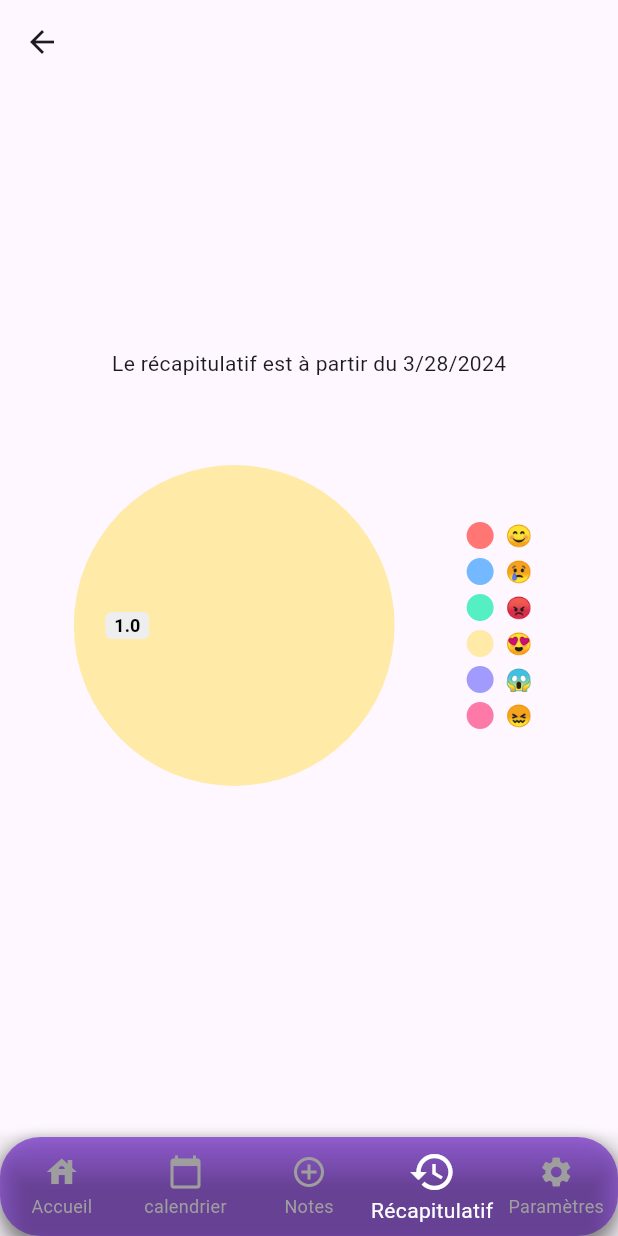
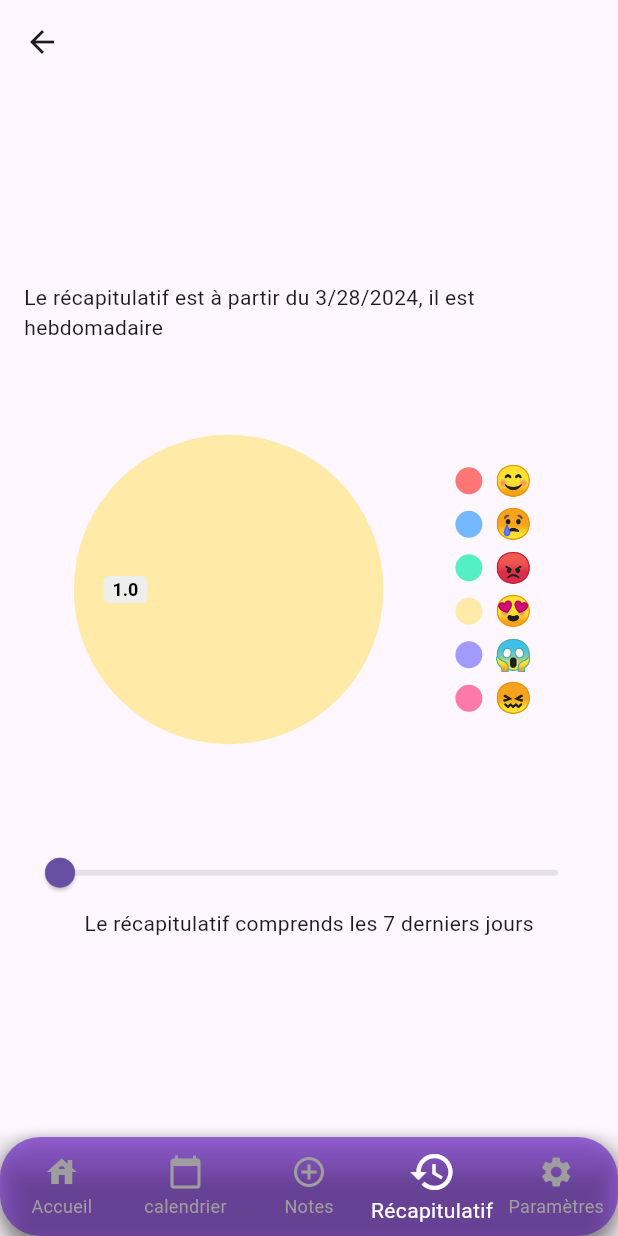
Before and after one commit to ThomasVly/Projet-F, a Flutter app: the NavBar screen opened directly, item 4 of the bottom bar chosen, on a phone screen of 412 x 824 dp. Run offline on Flutter 3.47's test engine with Material 3 defaults, Android fonts, the phone set to English and light mode, and no system bars; drawn by our look-alikes of pie_chart; our stand-ins replace shared_preferences, table_calendar; accounts and stored records are empty.

Commit message:
recap fonctionnel slider

```diff
--- a/lib/classes/recap.dart
+++ b/lib/classes/recap.dart
@@ -17,6 +17,8 @@ class _RecapState extends State<Recap> {
   late DateTime now;
   late String utilisable ;
   List<String> temp = [];
+  double jour = 7;
+  var text = "hebdomadaire";
 
   Map<String, double> dataMap = {
     '😊' : 0,
@@ -38,7 +40,7 @@ class _RecapState extends State<Recap> {
   retrieveStringValue() async {
     SharedPreferences prefs = await SharedPreferences.getInstance();
 
-    for (var i =0; i<7; i++) {
+    for (var i =0; i<jour; i++) {
       String? value = prefs.getString(DateFormat('dd/MM/yyyy').format(now.subtract(Duration(days: i))));
       if (value != null) {
         setState(() {
@@ -57,6 +59,11 @@ class _RecapState extends State<Recap> {
     return list.where((item) => item == element).length;
   }
 
+  void change_day(){
+    dataMap.clear();
+    retrieveStringValue();
+  }
+
   @override
   void dispose() {
     _controller.dispose();
@@ -71,12 +78,27 @@ class _RecapState extends State<Recap> {
         child: Column(
           mainAxisAlignment: MainAxisAlignment.center,
           children: <Widget>[
-            Text("Le récapitulatif est à partir du ${DateFormat.yMd().format(now)}"),
+            Text("Le récapitulatif est à partir du ${DateFormat.yMd().format(now)}, il est $text"),
             SizedBox(
               width: MediaQuery.of(context).size.width * 0.8, // Adjust the width as per your requirement
               height: MediaQuery.of(context).size.width * 0.8, // Adjust the height as per your requirement
-              child: PieChart(dataMap: dataMap),
+              child: PieChart(
+                  dataMap: dataMap,
+                  legendOptions: LegendOptions(legendTextStyle: TextStyle(fontSize: 20)),
+              ),
             ),
+            Slider(
+              min: 7.0,
+              max: 50.0,
+              value: jour,
+              onChanged: (value) {
+                setState(() {
+                  jour = value;
+                  change_day();
+                });
+              },
+            ),
+            Text("Le récapitulatif comprends les ${jour.toInt()} derniers jours"),
           ],
         ),
       ),
```
